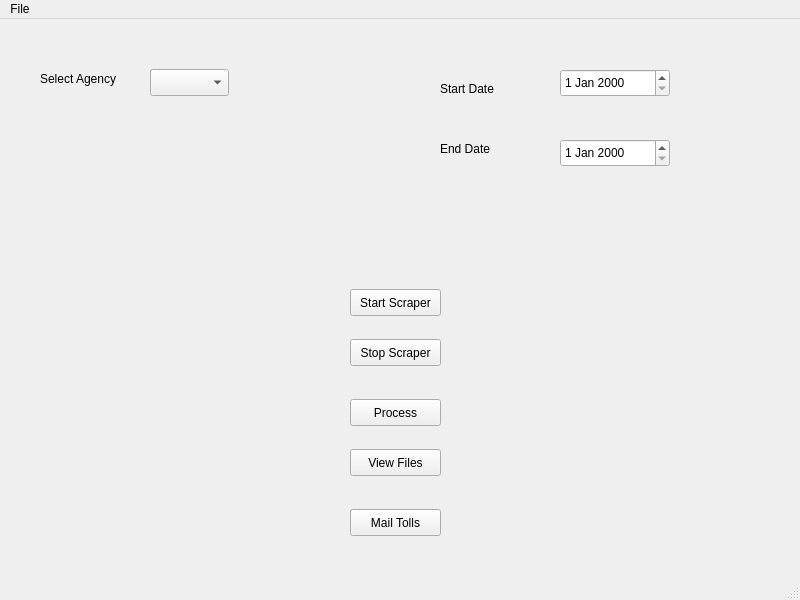
SebastianOpiyo/web-scraper-bot, file desktopUI/uidesign/sample1.ui: the form before one commit.
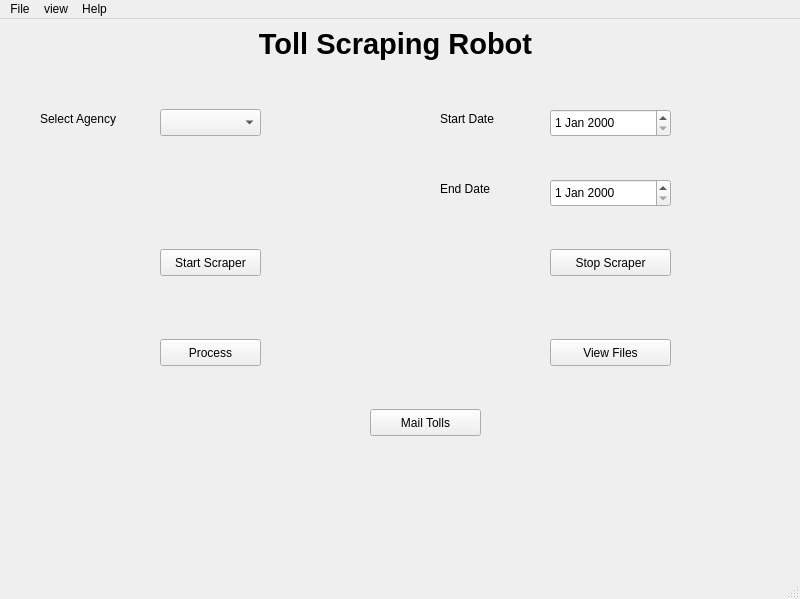
The form after the commit.

Commit message: Convert the desktop ui to python code.

What changed in the file:
```diff
--- a/desktopUI/uidesign/sample1.ui
+++ b/desktopUI/uidesign/sample1.ui
@@ -7,7 +7,7 @@
     <x>0</x>
     <y>0</y>
     <width>800</width>
-    <height>600</height>
+    <height>599</height>
    </rect>
   </property>
   <property name="windowTitle">
@@ -17,9 +17,9 @@
    <widget class="QPushButton" name="pushButton">
     <property name="geometry">
      <rect>
-      <x>350</x>
-      <y>270</y>
-      <width>91</width>
+      <x>160</x>
+      <y>230</y>
+      <width>101</width>
       <height>27</height>
      </rect>
     </property>
@@ -30,9 +30,9 @@
    <widget class="QPushButton" name="pushButton_2">
     <property name="geometry">
      <rect>
-      <x>350</x>
-      <y>320</y>
-      <width>91</width>
+      <x>550</x>
+      <y>230</y>
+      <width>121</width>
       <height>27</height>
      </rect>
     </property>
@@ -43,9 +43,9 @@
    <widget class="QPushButton" name="pushButton_3">
     <property name="geometry">
      <rect>
-      <x>350</x>
-      <y>380</y>
-      <width>91</width>
+      <x>160</x>
+      <y>320</y>
+      <width>101</width>
       <height>27</height>
      </rect>
     </property>
@@ -56,9 +56,9 @@
    <widget class="QPushButton" name="pushButton_4">
     <property name="geometry">
      <rect>
-      <x>350</x>
-      <y>430</y>
-      <width>91</width>
+      <x>550</x>
+      <y>320</y>
+      <width>121</width>
       <height>27</height>
      </rect>
     </property>
@@ -69,9 +69,9 @@
    <widget class="QPushButton" name="pushButton_5">
     <property name="geometry">
      <rect>
-      <x>350</x>
-      <y>490</y>
-      <width>91</width>
+      <x>370</x>
+      <y>390</y>
+      <width>111</width>
       <height>27</height>
      </rect>
     </property>
@@ -82,9 +82,9 @@
    <widget class="QComboBox" name="comboBox">
     <property name="geometry">
      <rect>
-      <x>150</x>
-      <y>50</y>
-      <width>79</width>
+      <x>160</x>
+      <y>90</y>
+      <width>101</width>
       <height>27</height>
      </rect>
     </property>
@@ -92,9 +92,9 @@
    <widget class="QDateEdit" name="dateEdit">
     <property name="geometry">
      <rect>
-      <x>560</x>
-      <y>50</y>
-      <width>110</width>
+      <x>550</x>
+      <y>90</y>
+      <width>121</width>
       <height>28</height>
      </rect>
     </property>
@@ -102,9 +102,9 @@
    <widget class="QDateEdit" name="dateEdit_2">
     <property name="geometry">
      <rect>
-      <x>560</x>
-      <y>120</y>
-      <width>110</width>
+      <x>550</x>
+      <y>160</y>
+      <width>121</width>
       <height>28</height>
      </rect>
     </property>
@@ -113,7 +113,7 @@
     <property name="geometry">
      <rect>
       <x>40</x>
-      <y>50</y>
+      <y>90</y>
       <width>111</width>
       <height>19</height>
      </rect>
@@ -126,7 +126,7 @@
     <property name="geometry">
      <rect>
       <x>440</x>
-      <y>60</y>
+      <y>90</y>
       <width>91</width>
       <height>19</height>
      </rect>
@@ -139,8 +139,8 @@
     <property name="geometry">
      <rect>
       <x>440</x>
-      <y>120</y>
-      <width>67</width>
+      <y>160</y>
+      <width>71</width>
       <height>19</height>
      </rect>
     </property>
@@ -148,6 +148,19 @@
      <string>End Date</string>
     </property>
    </widget>
+   <widget class="QLabel" name="titlelabel">
+    <property name="geometry">
+     <rect>
+      <x>250</x>
+      <y>0</y>
+      <width>291</width>
+      <height>51</height>
+     </rect>
+    </property>
+    <property name="text">
+     <string>&lt;html&gt;&lt;head/&gt;&lt;body&gt;&lt;p align=&quot;center&quot;&gt;&lt;span style=&quot; font-size:22pt; font-weight:600;&quot;&gt;Toll Scraping Robot&lt;/span&gt;&lt;/p&gt;&lt;/body&gt;&lt;/html&gt;</string>
+    </property>
+   </widget>
   </widget>
   <widget class="QMenuBar" name="menubar">
    <property name="geometry">
@@ -155,15 +168,40 @@
      <x>0</x>
      <y>0</y>
      <width>800</width>
-     <height>24</height>
+     <height>22</height>
     </rect>
    </property>
    <widget class="QMenu" name="menuFile">
     <property name="title">
      <string>File</string>
     </property>
+    <widget class="QMenu" name="menuopen">
+     <property name="title">
+      <string>open</string>
+     </property>
+     <addaction name="actionFile"/>
+     <addaction name="actionFolder"/>
+    </widget>
+    <addaction name="actionclose"/>
+    <addaction name="menuopen"/>
+   </widget>
+   <widget class="QMenu" name="menuview">
+    <property name="title">
+     <string>view</string>
+    </property>
+    <addaction name="actionMaximize"/>
+    <addaction name="actionMinimize"/>
+   </widget>
+   <widget class="QMenu" name="menuHelp">
+    <property name="title">
+     <string>Help</string>
+    </property>
+    <addaction name="actionAbout_Robot"/>
+    <addaction name="actionversion"/>
    </widget>
    <addaction name="menuFile"/>
+   <addaction name="menuview"/>
+   <addaction name="menuHelp"/>
   </widget>
   <widget class="QStatusBar" name="statusbar"/>
  </widget>
```
Left out of the diff: 57 changed lines with no effect on the pictures. The commit also changes 4 other files.
